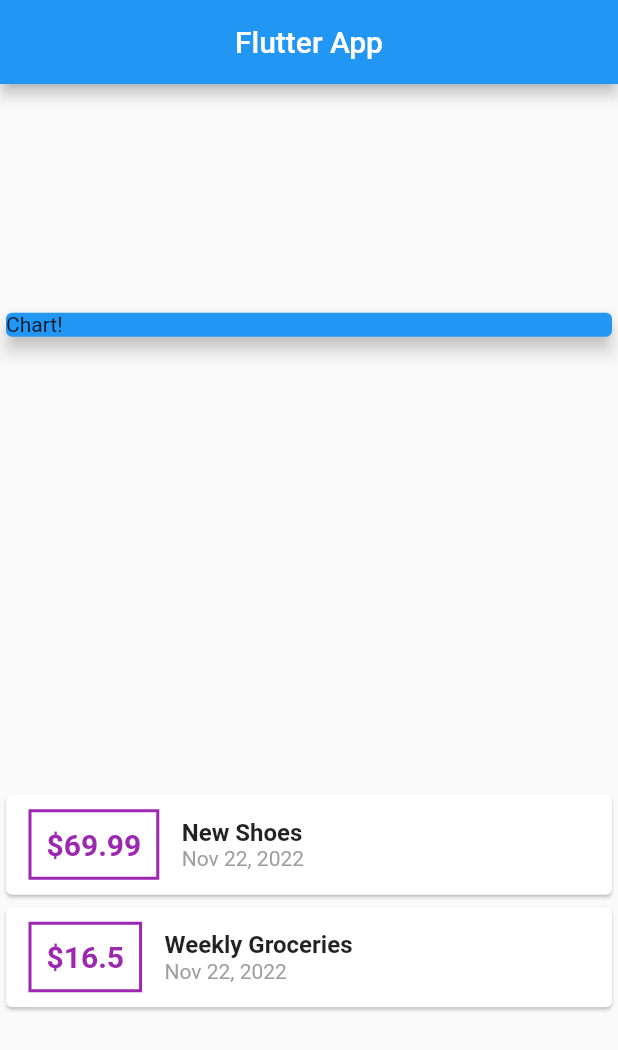
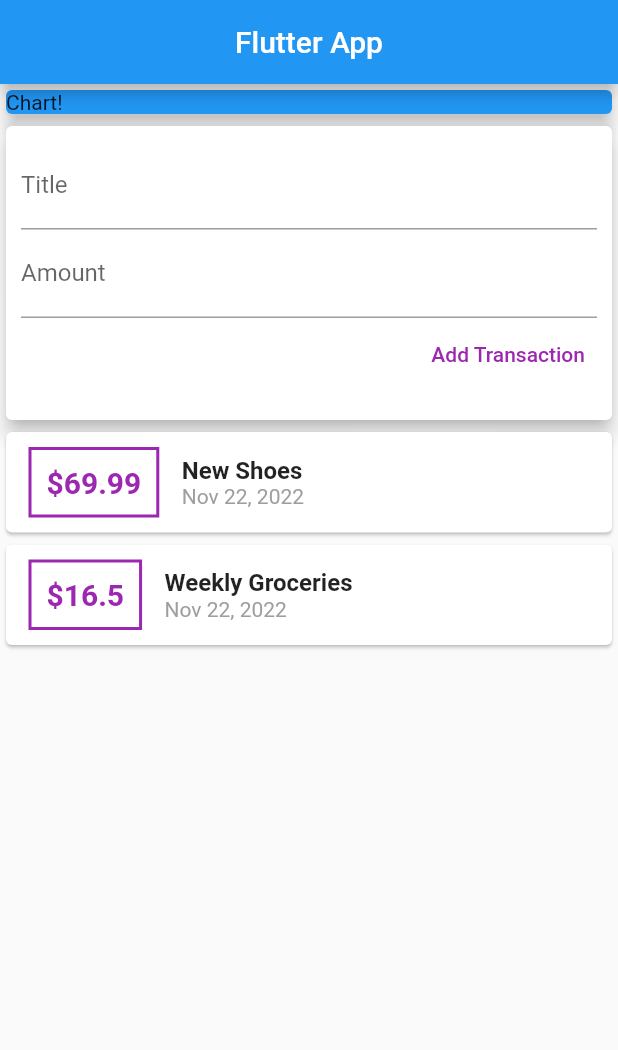
Before and after one commit to AlvaroBishop/personal_expenses_app_Flutter, a Flutter app: the screen it shows after launch, on a phone screen of 412 x 824 dp. Shown: the top 1050 px of the screen. Run offline on Flutter 3.47's test engine with Material 2 defaults, Android fonts, the phone set to English and light mode, and no system bars.

Commit message:
add inputs

```diff
--- a/lib/main.dart
+++ b/lib/main.dart
@@ -22,6 +22,9 @@ class MyApp extends StatelessWidget {
     ),
   ];
 
+  final titleController = TextEditingController();
+  final amountController = TextEditingController();
+
   MyApp({super.key});
 
   @override
@@ -34,15 +37,45 @@ class MyApp extends StatelessWidget {
           centerTitle: true,
         ),
         body: Column(
-          mainAxisAlignment: MainAxisAlignment.spaceAround,
           crossAxisAlignment: CrossAxisAlignment.stretch,
           children: <Widget>[
             Container(
               width: double.infinity,
               child: const Card(
                 color: Colors.blue,
+                elevation: 5,
                 child: Text('Chart!'),
-                elevation: 5,
+              ),
+            ),
+            Card(
+              elevation: 5,
+              child: Container(
+                margin: const EdgeInsets.only(bottom: 10),
+                padding: const EdgeInsets.all(10),
+                child: Column(
+                  crossAxisAlignment: CrossAxisAlignment.end,
+                  children: [
+                    TextField(
+                      decoration: const InputDecoration(labelText: 'Title'),
+                      controller: titleController,
+                      // onChanged: (value) => titleInput = value,
+                    ),
+                    TextField(
+                      decoration: const InputDecoration(labelText: 'Amount'),
+                      controller: amountController,
+                      // onChanged: (value) => amountInput = value,
+                    ),
+                    TextButton(
+                      onPressed: () {
+                        print(titleController);
+                        print(amountController);
+                      },
+                      style:
+                          TextButton.styleFrom(foregroundColor: Colors.purple),
+                      child: const Text('Add Transaction'),
+                    )
+                  ],
+                ),
               ),
             ),
             Column(
@@ -54,18 +87,18 @@ class MyApp extends StatelessWidget {
                         padding: const EdgeInsets.all(10),
                         margin: const EdgeInsets.symmetric(
                             vertical: 10, horizontal: 15),
+                        decoration: BoxDecoration(
+                          border: Border.all(
+                            color: Colors.purple,
+                            width: 2,
+                          ),
+                        ),
                         child: Text(
                           '\$${e.amount}',
                           style: const TextStyle(
                             fontWeight: FontWeight.bold,
                             fontSize: 20,
                             color: Colors.purple,
-                          ),
-                        ),
-                        decoration: BoxDecoration(
-                          border: Border.all(
-                            color: Colors.purple,
-                            width: 2,
                           ),
                         ),
                       ),
```
